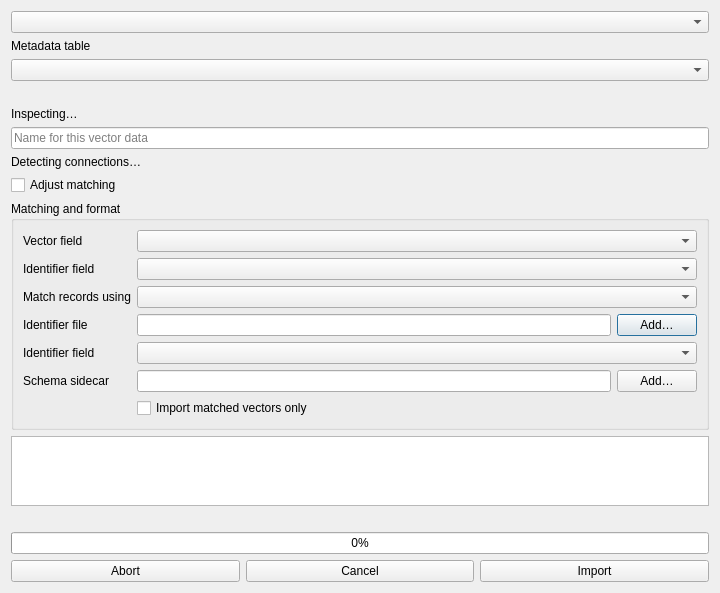
Old version of the form src/EmbeddingsArea/ui/embedding_import_dialog.ui in the repository eidora-desktop/EIDORA.
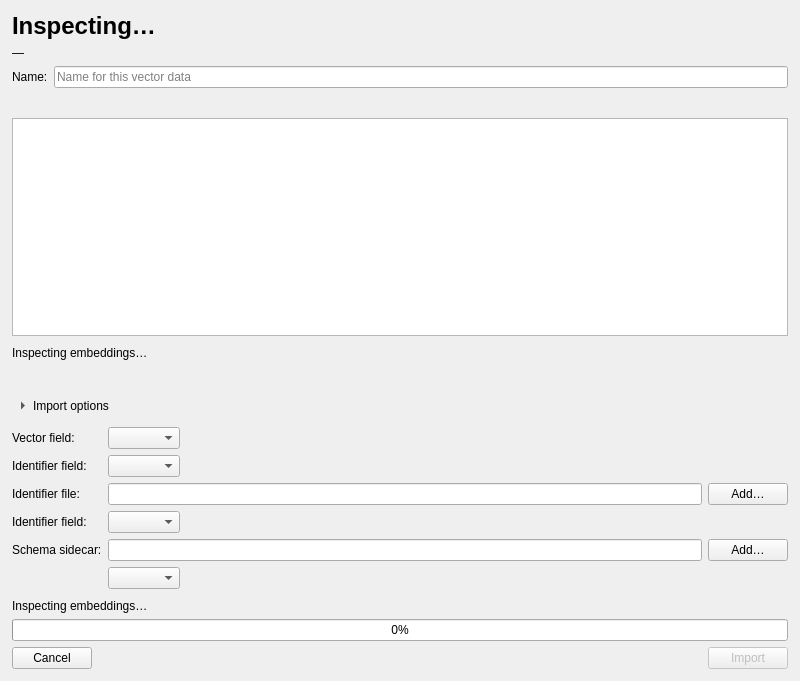
New version of the form.

Commit message: Simplify embedding imports and enforce output rules

Patch:
```diff
--- a/src/EmbeddingsArea/ui/embedding_import_dialog.ui
+++ b/src/EmbeddingsArea/ui/embedding_import_dialog.ui
@@ -11,40 +11,201 @@
    <rect>
     <x>0</x>
     <y>0</y>
-    <width>720</width>
-    <height>560</height>
+    <width>800</width>
+    <height>650</height>
    </rect>
   </property>
   <layout class="QVBoxLayout" name="layout_import">
-   <item><widget class="QComboBox" name="combo_conflict_policy">
-     <property name="visible"><bool>false</bool></property><property name="toolTip"><string>Choose how to resolve existing metadata values</string></property></widget></item>
-   <item><widget class="QLabel" name="label_destination_table"><property name="text"><string>Metadata table</string></property></widget></item>
-   <item><widget class="QComboBox" name="combo_destination_table"/></item>
+   <property name="spacing">
+    <number>10</number>
+   </property>
+   <property name="leftMargin">
+    <number>12</number>
+   </property>
+   <property name="topMargin">
+    <number>12</number>
+   </property>
+   <property name="rightMargin">
+    <number>12</number>
+   </property>
+   <property name="bottomMargin">
+    <number>12</number>
+   </property>
    <item>
-    <widget class="QLabel" name="label_import_file_value">
-     <property name="text">
-      <string />
-     </property>
+    <widget class="QWidget" name="panel_source" native="true">
+     <layout class="QVBoxLayout" name="layout_source">
+      <property name="leftMargin">
+       <number>0</number>
+      </property>
+      <property name="topMargin">
+       <number>0</number>
+      </property>
+      <property name="rightMargin">
+       <number>0</number>
+      </property>
+      <property name="bottomMargin">
+       <number>0</number>
+      </property>
+      <property name="spacing">
+       <number>6</number>
+      </property>
+      <item>
+       <widget class="QLabel" name="label_import_file_value">
+        <property name="sizePolicy">
+         <sizepolicy hsizetype="Expanding" vsizetype="Preferred">
+          <horstretch>1</horstretch>
+          <verstretch>0</verstretch>
+         </sizepolicy>
+        </property>
+        <property name="font">
+         <font>
+          <pointsize>18</pointsize>
+          <bold>true</bold>
+         </font>
+        </property>
+        <property name="text">
+         <string>Inspecting…</string>
+        </property>
+        <property name="textFormat">
+         <enum>Qt::TextFormat::PlainText</enum>
+        </property>
+        <property name="wordWrap">
+         <bool>true</bool>
+        </property>
+        <property name="textInteractionFlags">
+         <set>Qt::TextInteractionFlag::TextSelectableByMouse</set>
+        </property>
+       </widget>
+      </item>
+      <item>
+       <widget class="QLabel" name="label_import_format_value">
+        <property name="text">
+         <string>—</string>
+        </property>
+        <property name="alignment">
+         <set>Qt::AlignmentFlag::AlignLeading|Qt::AlignmentFlag::AlignLeft|Qt::AlignmentFlag::AlignTop</set>
+        </property>
+        <property name="wordWrap">
+         <bool>true</bool>
+        </property>
+       </widget>
+      </item>
+      <item>
+       <layout class="QHBoxLayout" name="layout_name">
+        <item>
+         <widget class="QLabel" name="label_name">
+          <property name="text">
+           <string>Name:</string>
+          </property>
+         </widget>
+        </item>
+        <item>
+         <widget class="QLineEdit" name="edit_name">
+          <property name="placeholderText">
+           <string>Name for this vector data</string>
+          </property>
+         </widget>
+        </item>
+       </layout>
+      </item>
+      <item>
+       <widget class="QLabel" name="label_name_error">
+        <property name="visible">
+         <bool>false</bool>
+        </property>
+        <property name="text">
+         <string />
+        </property>
+        <property name="wordWrap">
+         <bool>true</bool>
+        </property>
+        <property name="textRole" stdset="0">
+         <string>error</string>
+        </property>
+       </widget>
+      </item>
+     </layout>
     </widget>
    </item>
    <item>
-    <widget class="QLabel" name="label_import_format_value">
-     <property name="text">
-      <string>Inspecting…</string>
-     </property>
+    <widget class="QStackedWidget" name="stack_preview">
+     <widget class="QWidget" name="panel_preview_table">
+      <layout class="QVBoxLayout" name="layout_preview_table">
+       <property name="leftMargin">
+        <number>0</number>
+       </property>
+       <property name="topMargin">
+        <number>0</number>
+       </property>
+       <property name="rightMargin">
+        <number>0</number>
+       </property>
+       <property name="bottomMargin">
+        <number>0</number>
+       </property>
+       <item>
+        <widget class="QTableView" name="table_import_embedding_preview">
+         <property name="minimumSize">
+          <size>
+           <width>0</width>
+           <height>200</height>
+          </size>
+         </property>
+         <property name="editTriggers">
+          <set>QAbstractItemView::EditTrigger::NoEditTriggers</set>
+         </property>
+         <property name="alternatingRowColors">
+          <bool>true</bool>
+         </property>
+         <property name="toolTip">
+          <string>Sample vectors and their automatic Items links.</string>
+         </property>
+        </widget>
+       </item>
+      </layout>
+     </widget>
+     <widget class="QWidget" name="panel_preview_error">
+      <layout class="QVBoxLayout" name="layout_preview_error">
+       <item>
+        <widget class="QLabel" name="label_preview_error">
+         <property name="minimumSize">
+          <size>
+           <width>0</width>
+           <height>200</height>
+          </size>
+         </property>
+         <property name="text">
+          <string />
+         </property>
+         <property name="textFormat">
+          <enum>Qt::TextFormat::PlainText</enum>
+         </property>
+         <property name="wordWrap">
+          <bool>true</bool>
+         </property>
+         <property name="alignment">
+          <set>Qt::AlignmentFlag::AlignCenter</set>
+         </property>
+         <property name="textRole" stdset="0">
+          <string>error</string>
+         </property>
+        </widget>
+       </item>
+      </layout>
+     </widget>
     </widget>
    </item>
    <item>
-    <widget class="QLineEdit" name="edit_name">
-     <property name="placeholderText">
-      <string>Name for this vector data</string>
+    <widget class="QLabel" name="label_preview_count">
+     <property name="text">
+      <string>Inspecting embeddings…</string>
      </property>
     </widget>
    </item>
    <item>
     <widget class="QLabel" name="label_import_linking_mode">
      <property name="text">
-      <string>Detecting connections…</string>
+      <string />
      </property>
      <property name="wordWrap">
       <bool>true</bool>
@@ -52,23 +213,34 @@
     </widget>
    </item>
    <item>
-    <widget class="QCheckBox" name="check_adjust_matching">
+    <widget class="QToolButton" name="button_import_options">
      <property name="text">
-      <string>Adjust matching</string>
+      <string>Import options</string>
+     </property>
+     <property name="checkable">
+      <bool>true</bool>
+     </property>
+     <property name="toolButtonStyle">
+      <enum>Qt::ToolButtonStyle::ToolButtonTextBesideIcon</enum>
+     </property>
+     <property name="autoRaise">
+      <bool>true</bool>
+     </property>
+     <property name="arrowType">
+      <enum>Qt::ArrowType::RightArrow</enum>
      </property>
     </widget>
    </item>
    <item>
-    <widget class="QGroupBox" name="group_import_linking">
-     <property name="visible"><bool>false</bool></property>
-     <property name="title">
-      <string>Matching and format</string>
+    <widget class="QWidget" name="panel_import_options">
+     <property name="visible">
+      <bool>false</bool>
      </property>
      <layout class="QFormLayout" name="layout_matching">
       <item row="0" column="0">
        <widget class="QLabel" name="label_combo_vector_source">
         <property name="text">
-         <string>Vector field</string>
+         <string>Vector field:</string>
         </property>
        </widget>
       </item>
@@ -78,7 +250,7 @@
       <item row="1" column="0">
        <widget class="QLabel" name="label_combo_identifier_source">
         <property name="text">
-         <string>Identifier field</string>
+         <string>Identifier field:</string>
         </property>
        </widget>
       </item>
@@ -86,23 +258,13 @@
        <widget class="QComboBox" name="combo_identifier_source" />
       </item>
       <item row="2" column="0">
-       <widget class="QLabel" name="label_metadata_column">
-        <property name="text">
-         <string>Match records using</string>
-        </property>
-       </widget>
-      </item>
-      <item row="2" column="1">
-       <widget class="QComboBox" name="combo_metadata" />
-      </item>
-      <item row="3" column="0">
        <widget class="QLabel" name="label_identifier_file">
         <property name="text">
-         <string>Identifier file</string>
+         <string>Identifier file:</string>
         </property>
        </widget>
       </item>
-      <item row="3" column="1">
+      <item row="2" column="1">
        <layout class="QHBoxLayout" name="layout_edit_identifier_file">
         <item>
          <widget class="QLineEdit" name="edit_identifier_file">
@@ -120,24 +282,24 @@
         </item>
        </layout>
       </item>
-      <item row="4" column="0">
+      <item row="3" column="0">
        <widget class="QLabel" name="label_identifier_file_key">
         <property name="text">
-         <string>Identifier field</string>
+         <string>Identifier field:</string>
         </property>
        </widget>
       </item>
-      <item row="4" column="1">
+      <item row="3" column="1">
        <widget class="QComboBox" name="combo_identifier_file_key" />
       </item>
-      <item row="5" column="0">
+      <item row="4" column="0">
        <widget class="QLabel" name="label_edit_sidecar_file">
         <property name="text">
-         <string>Schema sidecar</string>
+         <string>Schema sidecar:</string>
         </property>
        </widget>
       </item>
-      <item row="5" column="1">
+      <item row="4" column="1">
        <layout class="QHBoxLayout" name="layout_edit_sidecar_file">
         <item>
          <widget class="QLineEdit" name="edit_sidecar_file">
@@ -155,65 +317,126 @@
         </item>
        </layout>
       </item>
-      <item row="6" column="1">
-       <widget class="QCheckBox" name="check_skip">
+      <property name="leftMargin">
+       <number>0</number>
+      </property>
+      <property name="topMargin">
+       <number>0</number>
+      </property>
+      <property name="rightMargin">
+       <number>0</number>
+      </property>
+      <property name="bottomMargin">
+       <number>0</number>
+      </property>
+      <property name="fieldGrowthPolicy">
+       <enum>QFormLayout::FieldGrowthPolicy::ExpandingFieldsGrow</enum>
+      </property>
+      <item row="5" column="1">
+       <widget class="QComboBox" name="combo_conflict_policy">
+        <property name="visible">
+         <bool>false</bool>
+        </property>
+        <property name="toolTip">
+         <string>Choose how to resolve existing metadata values</string>
+        </property>
+       </widget>
+      </item>
+     </layout>
+    </widget>
+   </item>
+   <item>
+    <widget class="QWidget" name="panel_import_actions" native="true">
+     <layout class="QVBoxLayout" name="verticalLayout_8">
+      <property name="spacing">
+       <number>6</number>
+      </property>
+      <property name="leftMargin">
+       <number>0</number>
+      </property>
+      <property name="topMargin">
+       <number>0</number>
+      </property>
+      <property name="rightMargin">
+       <number>0</number>
+      </property>
+      <property name="bottomMargin">
+       <number>0</number>
+      </property>
+      <item>
+       <widget class="QLabel" name="label_import_embedding_preview_status">
         <property name="text">
-         <string>Import matched vectors only</string>
+         <string>Inspecting embeddings…</string>
         </property>
+        <property name="wordWrap">
+         <bool>true</bool>
+        </property>
+        <property name="visible">
+         <bool>false</bool>
+        </property>
+       </widget>
+      </item>
+      <item>
+       <widget class="QProgressBar" name="progress_exchange">
+        <property name="value">
+         <number>0</number>
+        </property>
+       </widget>
+      </item>
+      <item>
+       <widget class="QWidget" name="control_buttons" native="true">
+        <layout class="QHBoxLayout" name="layout_import_dialog_actions">
+         <property name="leftMargin">
+          <number>0</number>
+         </property>
+         <property name="topMargin">
+          <number>0</number>
+         </property>
+         <property name="rightMargin">
+          <number>0</number>
+         </property>
+         <property name="bottomMargin">
+          <number>0</number>
+         </property>
+         <item>
+          <widget class="QPushButton" name="button_close">
+           <property name="text">
+            <string>Cancel</string>
+           </property>
+          </widget>
+         </item>
+         <item>
+          <spacer name="spacer_import_dialog_actions">
+           <property name="orientation">
+            <enum>Qt::Orientation::Horizontal</enum>
+           </property>
+           <property name="sizeHint" stdset="0">
+            <size>
+             <width>40</width>
+             <height>20</height>
+            </size>
+           </property>
+          </spacer>
+         </item>
+         <item>
+          <widget class="QPushButton" name="button_apply">
+           <property name="enabled">
+            <bool>false</bool>
+           </property>
+           <property name="text">
+            <string>Import</string>
+           </property>
+           <property name="default">
+            <bool>true</bool>
+           </property>
+          </widget>
+         </item>
+        </layout>
        </widget>
       </item>
      </layout>
     </widget>
    </item>
-   <item>
-    <widget class="QTableView" name="table_import_embedding_preview">
-     <property name="editTriggers">
-      <set>QAbstractItemView::NoEditTriggers</set>
-     </property>
-    </widget>
-   </item>
-   <item>
-    <widget class="QLabel" name="label_import_embedding_preview_status">
-     <property name="text">
-      <string />
-     </property>
-     <property name="wordWrap">
-      <bool>true</bool>
-     </property>
-    </widget>
-   </item>
-   <item>
-    <widget class="QProgressBar" name="progress_exchange">
-     <property name="value">
-      <number>0</number>
-     </property>
-    </widget>
-   </item>
-   <item>
-    <layout class="QHBoxLayout" name="layout_actions">
-     <item>
-      <widget class="QPushButton" name="button_abort">
-       <property name="text">
-        <string>Abort</string>
-       </property>
-      </widget>
-     </item>
-     <item>
-      <widget class="QPushButton" name="button_close">
-       <property name="text">
-        <string>Cancel</string>
-       </property>
-      </widget>
-     </item>
-     <item>
-      <widget class="QPushButton" name="button_apply">
-       <property name="text">
-        <string>Import</string>
-       </property>
-      </widget>
-     </item>
-    </layout>
-   </item>
   </layout>
  </widget>
  <resources />
```
Left out of the diff: 30 changed lines with no effect on the pictures. The commit also changes 8 other files.
